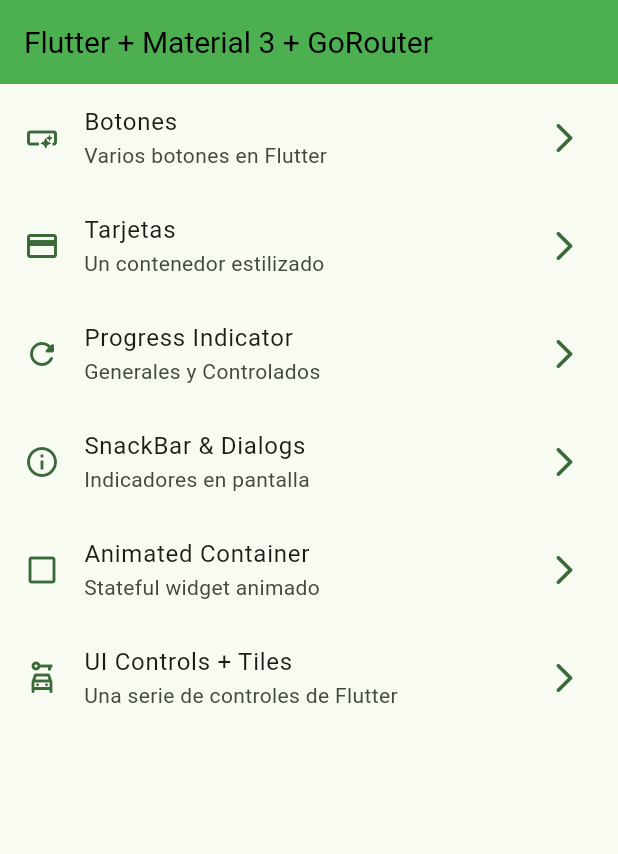
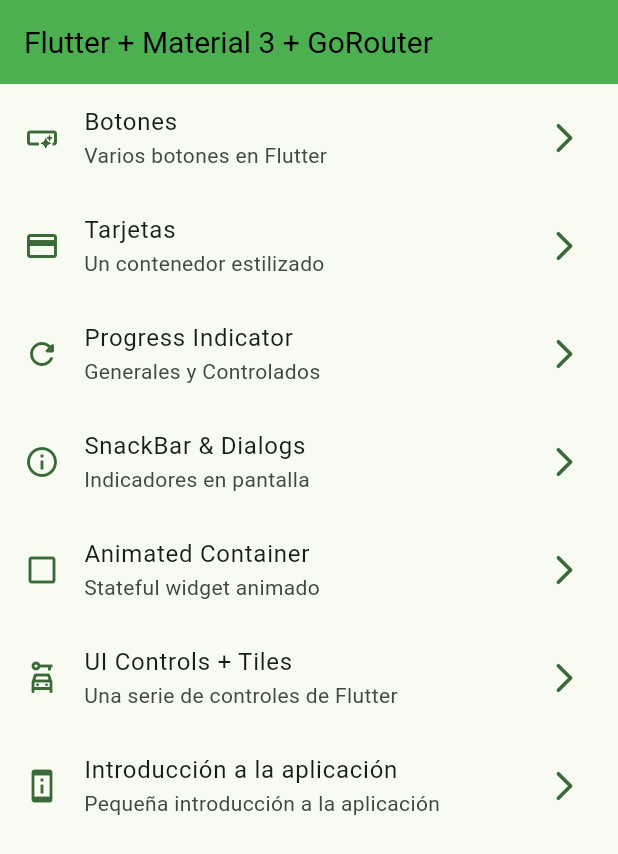
Before and after one commit to Assassins1432/widgets_app, a Flutter app: the screen it shows after launch, on a phone screen of 412 x 824 dp. Shown: the top 854 px of the screen. Run offline on Flutter 3.47's test engine with Material 3 defaults, Android fonts, the phone set to English and light mode, and no system bars; our stand-ins replace go_router.

Commit message:
tutorial menu item agregado

```diff
--- a/lib/config/menu/menu_items.dart
+++ b/lib/config/menu/menu_items.dart
@@ -51,4 +51,10 @@ const appMenuItems = <MenuItem>[
     link: '/ui-controls',
     icon: Icons.car_rental_outlined,
   ),
+  MenuItem(
+    title: 'Introducción a la aplicación',
+    subTitle: 'Pequeña introducción a la aplicación',
+    link: '/tutorial',
+    icon: Icons.perm_device_info,
+  ),
 ];
```
Also changed, not shown: lib/config/router/app_router.dart (+21 -0 lines).
